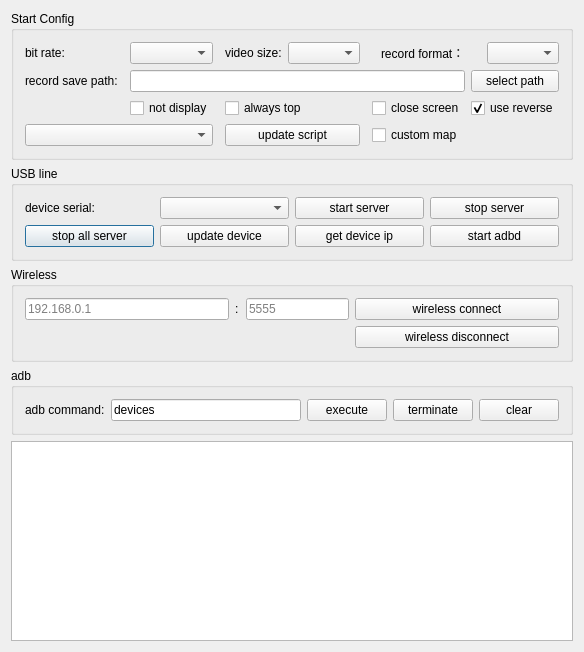
Old version of the form QtScrcpy/dialog.ui in the repository barry-ran/QtScrcpy.
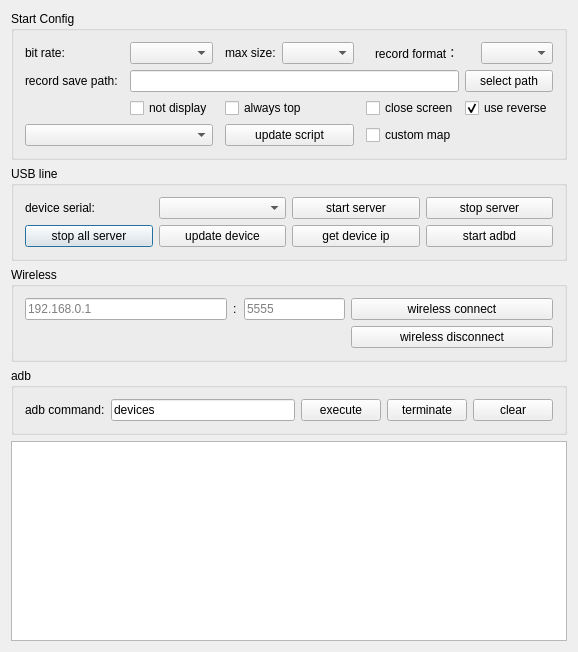
New version of the form.

Commit message: feat: change video size to max size

The edit to the form file:
```diff
--- a/QtScrcpy/dialog.ui
+++ b/QtScrcpy/dialog.ui
@@ -299,7 +299,7 @@
       <item row="0" column="6">
        <widget class="QLabel" name="label_4">
         <property name="text">
-         <string>video size:</string>
+         <string>max size:</string>
         </property>
        </widget>
       </item>
```
Left out of the diff: 2 changed lines with no effect on the pictures. The commit also changes 5 other files.
